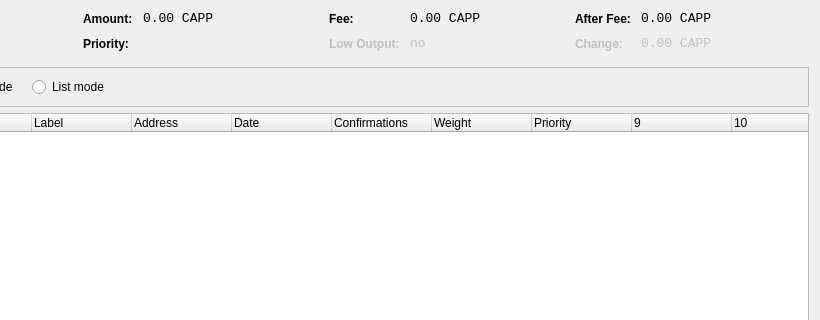
First picture: the form in src/qt/forms/coincontroldialog.ui, repository scificrypto/BottleCapsPlus, before the edit; both pictures show x 180 to 1000 and y 0 to 320 of the 1000 by 500 pixel window.
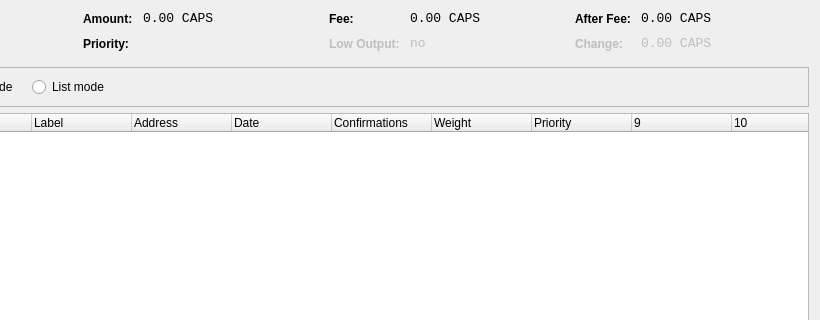
Second picture: the form after the edit. Custom widgets are drawn as their Qt base class.

Commit message: Change CAPP to CAPS

```diff
--- a/src/qt/forms/coincontroldialog.ui
+++ b/src/qt/forms/coincontroldialog.ui
@@ -141,7 +141,7 @@
           <enum>Qt::ActionsContextMenu</enum>
          </property>
          <property name="text">
-          <string notr="true">0.00 CAPP</string>
+          <string notr="true">0.00 CAPS</string>
          </property>
          <property name="textInteractionFlags">
           <set>Qt::LinksAccessibleByMouse|Qt::TextSelectableByKeyboard|Qt::TextSelectableByMouse</set>
@@ -221,7 +221,7 @@
           <enum>Qt::ActionsContextMenu</enum>
          </property>
          <property name="text">
-          <string notr="true">0.00 CAPP</string>
+          <string notr="true">0.00 CAPS</string>
          </property>
          <property name="textInteractionFlags">
           <set>Qt::LinksAccessibleByMouse|Qt::TextSelectableByKeyboard|Qt::TextSelectableByMouse</set>
@@ -307,7 +307,7 @@
           <enum>Qt::ActionsContextMenu</enum>
          </property>
          <property name="text">
-          <string notr="true">0.00 CAPP</string>
+          <string notr="true">0.00 CAPS</string>
          </property>
          <property name="textInteractionFlags">
           <set>Qt::LinksAccessibleByMouse|Qt::TextSelectableByKeyboard|Qt::TextSelectableByMouse</set>
@@ -345,7 +345,7 @@
           <enum>Qt::ActionsContextMenu</enum>
          </property>
          <property name="text">
-          <string notr="true">0.00 CAPP</string>
+          <string notr="true">0.00 CAPS</string>
          </property>
          <property name="textInteractionFlags">
           <set>Qt::LinksAccessibleByMouse|Qt::TextSelectableByKeyboard|Qt::TextSelectableByMouse</set>
```
The commit also changes 13 other files.
